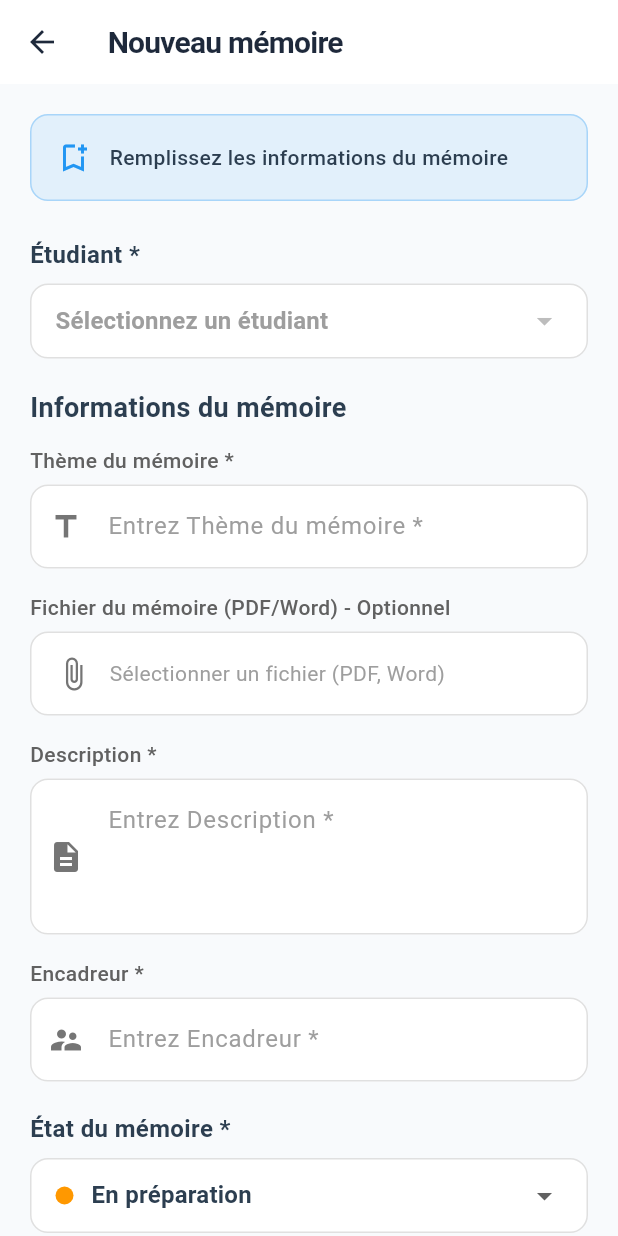
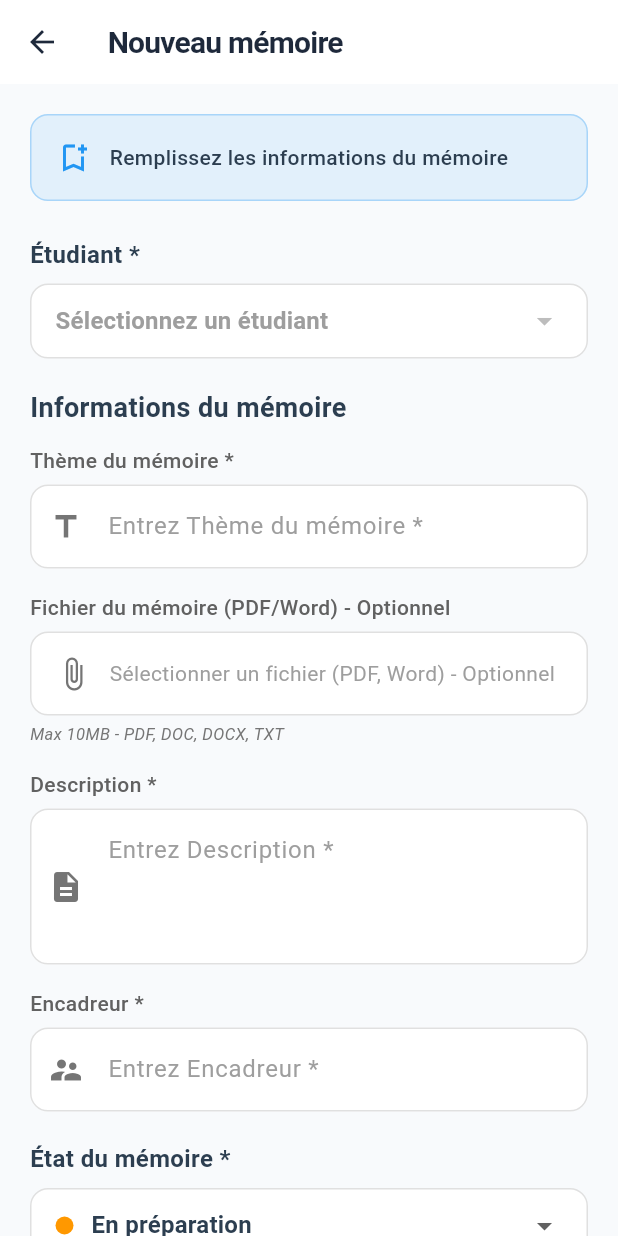
Before and after one commit to Melene23/gestion_soutenance, a Flutter app: the AddMemoirePage screen opened directly, on a phone screen of 412 x 824 dp. Run offline on Flutter 3.47's test engine with Material 3 defaults, Android fonts, the phone set to English and light mode, and no system bars; our stand-ins replace file_picker, shared_preferences; accounts and stored records are empty; project files that could hold a hidden picture were left out.

Commit message:
Mise à jour des fonctionnalités de gestion des soutenances

```diff
--- a/gestsoutenance/lib/features/auth/home_page.dart
+++ b/gestsoutenance/lib/features/auth/home_page.dart
@@ -663,7 +663,7 @@ class _HomePageState extends State<HomePage> with SingleTickerProviderStateMixin
               ),
               const SizedBox(width: 12),
               Text(
-                'ENEAM 2024',
+                'ENEAM 2025',
                 style: TextStyle(
                   fontSize: 12,
                   color: Colors.white.withOpacity(0.8),
--- a/gestsoutenance/lib/features/memoires/add_memoire_page.dart
+++ b/gestsoutenance/lib/features/memoires/add_memoire_page.dart
@@ -27,12 +27,11 @@ class _AddMemoirePageState extends State<AddMemoirePage> {
 
   String? _selectedEtudiantId;
   EtatMemoire _selectedEtat = EtatMemoire.enPreparation;
-  DateTime? _selectedDateDebut;
-  DateTime? _selectedDateSoutenance;
   File? _selectedFile;
   String? _fileName;
 
   bool _isLoading = false;
+  bool _filePickerError = false;
   final Uuid _uuid = const Uuid();
 
   @override
@@ -44,10 +43,9 @@ class _AddMemoirePageState extends State<AddMemoirePage> {
       _encadreurController.text = widget.memoire!.encadreur;
       _selectedEtudiantId = widget.memoire!.etudiantId;
       _selectedEtat = widget.memoire!.etat;
-      _selectedDateDebut = widget.memoire!.dateDebut;
-      _selectedDateSoutenance = widget.memoire!.dateSoutenance;
-    } else {
-      _selectedDateDebut = DateTime.now();
+      if (widget.memoire!.fileName != null) {
+        _fileName = widget.memoire!.fileName;
+      }
     }
   }
 
@@ -61,17 +59,29 @@ class _AddMemoirePageState extends State<AddMemoirePage> {
 
   Future<void> _pickFile() async {
     try {
+      _filePickerError = false;
+      debugPrint('🔄 Début de la sélection de fichier...');
+
       FilePickerResult? result = await FilePicker.platform.pickFiles(
         type: FileType.custom,
-        allowedExtensions: ['pdf', 'doc', 'docx', 'txt'],
+        allowedExtensions: ['pdf', 'doc', 'docx', 'txt', 'rtf'],
         allowMultiple: false,
+        dialogTitle: 'Sélectionnez un fichier',
+        lockParentWindow: true,
       );
+
+      debugPrint('📁 Résultat FilePicker: $result');
 
       if (result != null && result.files.isNotEmpty) {
         PlatformFile file = result.files.first;
+        debugPrint('📄 Fichier sélectionné: ${file.name}');
+        debugPrint('📏 Taille: ${file.size} bytes');
+        debugPrint('📍 Chemin: ${file.path}');
 
-        // Vérifier la taille du fichier (max 10MB)
-        if (file.size > 10 * 1024 * 1024) {
+        // Vérifier la taille du fichier (max 10MB) - CORRECTION : 10MB = 10 * 1024 * 1024
+        const maxSize = 10 * 1024 * 1024; // 10MB en bytes
+        if (file.size > maxSize) {
+          debugPrint('⚠️ Fichier trop volumineux: ${file.size} > $maxSize');
           Helpers.showSnackBar(
             context,
             'Le fichier est trop volumineux (max 10MB)',
@@ -80,34 +90,72 @@ class _AddMemoirePageState extends State<AddMemoirePage> {
           return;
         }
 
+        // Vérifier si le fichier est accessible
+        if (file.path == null) {
+          debugPrint('❌ Chemin du fichier null');
+          Helpers.showSnackBar(
+            context,
+            'Impossible d\'accéder au fichier',
+            isError: true
+          );
+          return;
+        }
+
         setState(() {
           _selectedFile = File(file.path!);
           _fileName = file.name;
+          _filePickerError = false;
         });
+
+        debugPrint('✅ Fichier enregistré dans l\'état');
 
         Helpers.showSnackBar(
           context,
           'Fichier sélectionné: ${file.name}'
         );
+      } else {
+        debugPrint('ℹ️ Aucun fichier sélectionné (utilisateur a annulé)');
       }
     } catch (e) {
+      debugPrint('❌ ERREUR FilePicker: $e');
+      _filePickerError = true;
+
+      // Message d'erreur adapté
+      String errorMessage = 'Erreur lors de la sélection du fichier';
+      if (e.toString().contains('permission')) {
+        errorMessage = 'Permission refusée. Vérifiez les autorisations de l\'app';
+      } else if (e.toString().contains('storage')) {
+        errorMessage = 'Accès au stockage impossible';
+      }
+
       Helpers.showSnackBar(
         context,
-        'Erreur lors de la sélection du fichier: $e',
+        '$errorMessage: ${e.toString().split(':').first}',
         isError: true
       );
     }
   }
 
   Future<void> _saveMemoire() async {
-    if (!_formKey.currentState!.validate()) return;
+    if (!_formKey.currentState!.validate()) {
+      debugPrint('❌ Validation du formulaire échouée');
+      return;
+    }
+
     if (_selectedEtudiantId == null) {
       Helpers.showSnackBar(context, 'Veuillez sélectionner un étudiant', isError: true);
       return;
     }
-    if (_selectedDateDebut == null) {
-      Helpers.showSnackBar(context, 'Veuillez sélectionner une date de début', isError: true);
-      return;
+
+    // MODIFICATION : Le fichier est maintenant OPTIONNEL
+    // On continue même si _selectedFile == null
+
+    if (_filePickerError) {
+      Helpers.showSnackBar(
+        context,
+        'Problème avec le sélecteur de fichier. Le fichier ne sera pas sauvegardé.',
+        isError: false // Warning, pas erreur
+      );
     }
 
     setState(() => _isLoading = true);
@@ -115,8 +163,7 @@ class _AddMemoirePageState extends State<AddMemoirePage> {
     try {
       final provider = Provider.of<MemoireProvider>(context, listen: false);
 
-      // Créer le mémoire sans les champs fichier pour l'instant
-      // (Vous pouvez les ajouter plus tard quand vous modifierez le modèle)
+      // Créer le mémoire (fichier optionnel)
       final memoire = Memoire(
         id: widget.memoire?.id ?? _uuid.v4(),
         etudiantId: _selectedEtudiantId!,
@@ -124,16 +171,18 @@ class _AddMemoirePageState extends State<AddMemoirePage> {
         description: _descriptionController.text.trim(),
         encadreur: _encadreurController.text.trim(),
         etat: _selectedEtat,
-        dateDebut: _selectedDateDebut!,
-        dateSoutenance: _selectedDateSoutenance,
+        dateDebut: DateTime.now(),
+        // Fichier optionnel - seulement si disponible
+        fichierPath: _selectedFile?.path ?? widget.memoire?.fichierPath,
+        fileName: _fileName ?? widget.memoire?.fileName,
       );
 
-      // TODO: Ajouter la logique pour enregistrer le fichier
-      if (_selectedFile != null) {
-        print('Fichier à enregistrer: ${_selectedFile!.path}');
-        print('Nom du fichier: $_fileName');
-        // Vous pourrez ajouter cette logique plus tard
-      }
+      // Log pour debug
+      debugPrint('💾 Sauvegarde du mémoire:');
+      debugPrint('  Thème: ${memoire.theme}');
+      debugPrint('  Étudiant ID: ${memoire.etudiantId}');
+      debugPrint('  Fichier: ${memoire.fileName ?? "Aucun"}');
+      debugPrint('  Chemin fichier: ${memoire.fichierPath ?? "Aucun"}');
 
       if (widget.memoire == null) {
         await provider.addMemoire(memoire);
@@ -145,43 +194,14 @@ class _AddMemoirePageState extends State<AddMemoirePage> {
 
       Navigator.pop(context);
     } catch (e) {
+      debugPrint('❌ ERREUR lors de la sauvegarde: $e');
       Helpers.showSnackBar(
         context,
-        'Erreur: $e',
+        'Erreur: ${e.toString().split(':').first}',
         isError: true,
       );
     } finally {
       setState(() => _isLoading = false);
-    }
-  }
-
-  Future<void> _selectDateDebut(BuildContext context) async {
-    final DateTime? picked = await showDatePicker(
-      context: context,
-      initialDate: _selectedDateDebut ?? DateTime.now(),
-      firstDate: DateTime(2000),
-      lastDate: DateTime(2100),
-      locale: const Locale('fr', 'FR'),
-    );
-    if (picked != null && picked != _selectedDateDebut) {
-      setState(() {
-        _selectedDateDebut = picked;
-      });
-    }
-  }
-
-  Future<void> _selectDateSoutenance(BuildContext context) async {
-    final DateTime? picked = await showDatePicker(
-      context: context,
-      initialDate: _selectedDateSoutenance ?? DateTime.now(),
-      firstDate: DateTime(2000),
-      lastDate: DateTime(2100),
-      locale: const Locale('fr', 'FR'),
-    );
-    if (picked != null && picked != _selectedDateSoutenance) {
-      setState(() {
-        _selectedDateSoutenance = picked;
-      });
     }
   }
 
@@ -352,7 +372,7 @@ class _AddMemoirePageState extends State<AddMemoirePage> {
                   ),
                   const SizedBox(height: 16),
 
-                  // Fichier du mémoire (PDF/Word) - OPTIONNEL
+                  // MODIFICATION : Fichier OPTIONNEL
                   Column(
                     crossAxisAlignment: CrossAxisAlignment.start,
                     children: [
@@ -372,9 +392,11 @@ class _AddMemoirePageState extends State<AddMemoirePage> {
                           padding: const EdgeInsets.symmetric(horizontal: 16),
                           decoration: BoxDecoration(
                             border: Border.all(
-                              color: _selectedFile == null
-                                ? const Color(0xFFE0E0E0)
-                                : const Color(0xFF4CAF50),
+                              color: _filePickerError
+                                ? Colors.orange // Orange pour avertissement
+                                : (_selectedFile == null
+                                    ? const Color(0xFFE0E0E0) // Gris normal
+                                    : const Color(0xFF4CAF50)), // Vert si fichier
                             ),
                             borderRadius: BorderRadius.circular(12),
                             color: Colors.white,
@@ -382,31 +404,40 @@ class _AddMemoirePageState extends State<AddMemoirePage> {
                           child: Row(
                             children: [
                               Icon(
-                                _selectedFile == null
-                                  ? Icons.attach_file
-                                  : Icons.check_circle,
-                                color: _selectedFile == null
-                                  ? const Color(0xFF757575)
-                                  : const Color(0xFF4CAF50),
+                                _filePickerError
+                                  ? Icons.warning // Icône avertissement
+                                  : (_selectedFile == null
+                                      ? Icons.attach_file
+                                      : Icons.check_circle),
+                                color: _filePickerError
+                                  ? Colors.orange
+                                  : (_selectedFile == null
+                                      ? const Color(0xFF757575)
+                                      : const Color(0xFF4CAF50)),
                               ),
                               const SizedBox(width: 12),
                               Expanded(
                                 child: Text(
-                                  _fileName ?? 'Sélectionner un fichier (PDF, Word)',
+                                  _fileName ??
+                                  widget.memoire?.fileName ??
+                                  'Sélectionner un fichier (PDF, Word) - Optionnel',
                                   style: TextStyle(
-                                    color: _selectedFile == null
-                                      ? const Color(0xFF9E9E9E)
-                                      : const Color(0xFF2C3E50),
+                                    color: _filePickerError
+                                      ? Colors.orange
+                                      : (_selectedFile == null
+                                          ? const Color(0xFF9E9E9E)
+                                          : const Color(0xFF2C3E50)),
                                   ),
                                 ),
                               ),
-                              if (_selectedFile != null)
+                              if (_selectedFile != null || widget.memoire?.fileName != null)
                                 IconButton(
                                   icon: const Icon(Icons.clear, size: 18),
                                   onPressed: () {
                                     setState(() {
                                       _selectedFile = null;
                                       _fileName = null;
+                                      _filePickerError = false;
                                     });
                                   },
                                 ),
@@ -414,17 +445,58 @@ class _AddMemoirePageState extends State<AddMemoirePage> {
                           ),
                         ),
                       ),
+                      // Messages d'information
+                      if (_filePickerError)
+                        Padding(
+                          padding: const EdgeInsets.only(top: 4),
+                          child: Row(
+                            children: [
+                              const Icon(Icons.info_outline, size: 12, color: Colors.orange),
+                              const SizedBox(width: 4),
+                              const Text(
+                                'Problème avec le sélecteur de fichiers',
+                                style: TextStyle(
+                                  fontSize: 11,
+                                  color: Colors.orange,
+                                ),
+                              ),
+                            ],
+                          ),
+                        ),
                       if (_selectedFile != null)
                         Padding(
                           padding: const EdgeInsets.only(top: 4),
                           child: Text(
-                            'Fichier sélectionné: $_fileName',
+                            'Fichier prêt: $_fileName',
                             style: const TextStyle(
                               fontSize: 12,
                               color: Color(0xFF4CAF50),
                             ),
                           ),
                         ),
+                      if (widget.memoire?.fileName != null && _selectedFile == null)
+                        Padding(
+                          padding: const EdgeInsets.only(top: 4),
+                          child: Text(
+                            'Fichier actuel: ${widget.memoire!.fileName}',
+                            style: const TextStyle(
+                              fontSize: 12,
+                              color: Color(0xFF2196F3),
+                            ),
+                          ),
+                        ),
+                      // Note sur la taille
+                      Padding(
+                        padding: const EdgeInsets.only(top: 4),
+                        child: Text(
+                          'Max 10MB - PDF, DOC, DOCX, TXT',
+                          style: TextStyle(
+                            fontSize: 11,
+                            color: Colors.grey.shade600,
+                            fontStyle: FontStyle.italic,
+                          ),
+                        ),
+                      ),
                     ],
                   ),
                   const SizedBox(height: 16),
@@ -519,135 +591,6 @@ class _AddMemoirePageState extends State<AddMemoirePage> {
                     ),
                   ],
                 ),
-                const SizedBox(height: 20),
-
-                // Dates
-                _buildFormSection('Dates', [
-                  // Date de début
-                  Column(
-                    crossAxisAlignment: CrossAxisAlignment.start,
-                    children: [
-                      const Text(
-                        'Date de début *',
-                        style: TextStyle(
-                          fontWeight: FontWeight.w500,
-                          color: Color(0xFF616161),
-                          fontSize: 14,
-                        ),
-                      ),
-                      const SizedBox(height: 6),
-                      InkWell(
-                        onTap: () => _selectDateDebut(context),
-                        child: Container(
-                          height: 56,
-                          padding: const EdgeInsets.symmetric(horizontal: 16),
-                          decoration: BoxDecoration(
-                            border: Border.all(
-                              color: _selectedDateDebut == null
-                                ? const Color(0xFFE0E0E0)
-                                : const Color(0xFF2196F3),
-                            ),
-                            borderRadius: BorderRadius.circular(12),
-                            color: Colors.white,
-                          ),
-                          child: Row(
-                            children: [
-                              const Icon(
-                                Icons.calendar_today,
-                                color: Color(0xFF757575),
-                              ),
-                              const SizedBox(width: 12),
-                              Expanded(
-                                child: Text(
-                                  _selectedDateDebut != null
-                                      ? Helpers.formatDate(_selectedDateDebut!)
-                                      : 'Sélectionner une date',
-                                  style: TextStyle(
-                                    color: _selectedDateDebut == null
-                                      ? const Color(0xFF9E9E9E)
-                                      : const Color(0xFF2C3E50),
-                                  ),
-                                ),
-                              ),
-                              if (_selectedDateDebut != null)
-                                IconButton(
-                                  icon: const Icon(Icons.clear, size: 18),
-                                  onPressed: () {
-                                    setState(() {
-                                      _selectedDateDebut = null;
-                                    });
-                                  },
-                                ),
-                            ],
-                          ),
-                        ),
-                      ),
-                    ],
-                  ),
-                  const SizedBox(height: 16),
-
-                  // Date de soutenance (optionnel)
-                  Column(
-                    crossAxisAlignment: CrossAxisAlignment.start,
-                    children: [
-                      const Text(
-                        'Date de soutenance (optionnel)',
-                        style: TextStyle(
-                          fontWeight: FontWeight.w500,
-                          color: Color(0xFF616161),
-                          fontSize: 14,
-                        ),
-                      ),
-                      const SizedBox(height: 6),
-                      InkWell(
-                        onTap: () => _selectDateSoutenance(context),
-                        child: Container(
-                          height: 56,
-                          padding: const EdgeInsets.symmetric(horizontal: 16),
-                          decoration: BoxDecoration(
-                            border: Border.all(
-                              color: _selectedDateSoutenance == null
-                                ? const Color(0xFFE0E0E0)
-                                : const Color(0xFF2196F3),
-                            ),
-                            borderRadius: BorderRadius.circular(12),
-                            color: Colors.white,
-                          ),
-                          child: Row(
-                            children: [
-                              const Icon(
-                                Icons.calendar_today,
-                                color: Color(0xFF757575),
-                              ),
-                              const SizedBox(width: 12),
-                              Expanded(
-                                child: Text(
-                                  _selectedDateSoutenance != null
-                                      ? Helpers.formatDate(_selectedDateSoutenance!)
-                                      : 'Sélectionner une date',
-                                  style: TextStyle(
-                                    color: _selectedDateSoutenance == null
-                                      ? const Color(0xFF9E9E9E)
-                                      : const Color(0xFF2C3E50),
-                                  ),
-                                ),
-                              ),
-                              if (_selectedDateSoutenance != null)
-                                IconButton(
-                                  icon: const Icon(Icons.clear, size: 18),
-                                  onPressed: () {
-                                    setState(() {
-                                      _selectedDateSoutenance = null;
-                                    });
-                                  },
-                                ),
-                            ],
-                          ),
-                        ),
-                      ),
-                    ],
-                  ),
-                ]),
 
                 const SizedBox(height: 32),
 
```
Also changed, not shown: gestsoutenance/lib/core/services/auth_service.dart (+127 -12 lines), gestsoutenance/lib/features/salles/salles_page.dart (+75 -11 lines), gestsoutenance/lib/main.dart (+3 -17 lines).
